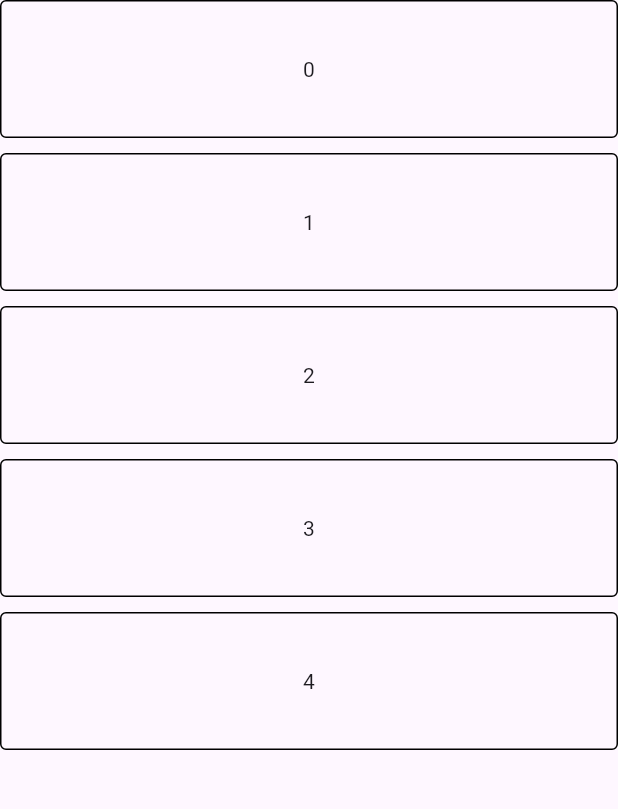
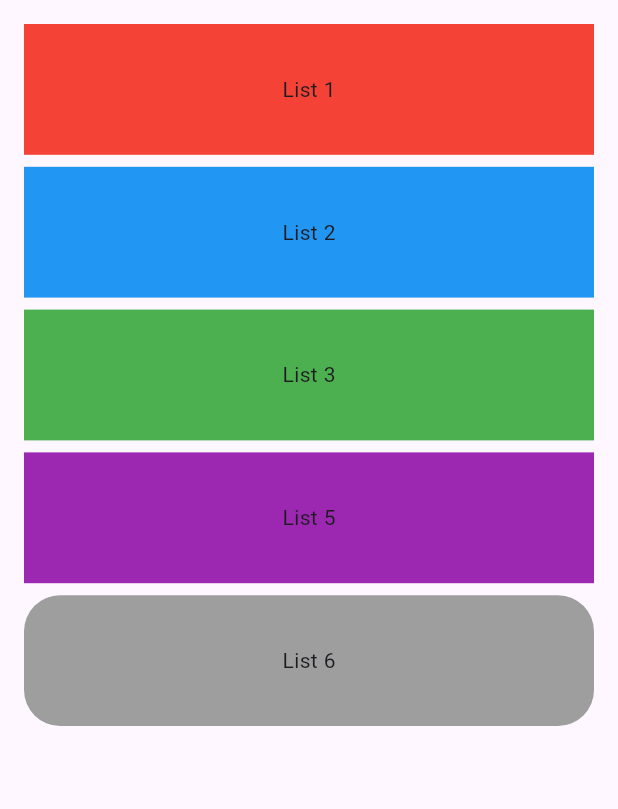
Before and after one commit to hongmono/listview_pageview, a Flutter app: the screen it shows after launch, on a phone screen of 412 x 824 dp, the part 84-893 px from its top. Run offline on Flutter 3.47's test engine with Material 2 defaults, Android fonts, the phone set to English and light mode, and no system bars.

Commit message:
feat: 뭔가 되는듯?

```diff
--- a/lib/card_view.dart
+++ b/lib/card_view.dart
@@ -6,11 +6,17 @@ class CardView extends StatefulWidget {
   const CardView({
     super.key,
     required this.children,
-    this.space,
-  });
+    required this.expandedChildren,
+    this.space = 8,
+    this.padding = EdgeInsets.zero,
+    this.duration = const Duration(milliseconds: 300),
+  }) : assert(children.length == expandedChildren.length);
 
-  final double? space;
   final List<Widget> children;
+  final List<Widget> expandedChildren;
+  final double space;
+  final EdgeInsets padding;
+  final Duration duration;
 
   @override
   State<CardView> createState() => _CardViewState();
@@ -31,22 +37,31 @@ class _CardViewState extends State<CardView> {
   @override
   Widget build(BuildContext context) {
     return LayoutBuilder(builder: (context, constraints) {
-      final listComponentHeight = (constraints.maxHeight - (widget.space ?? 0) * (widget.children.length - 1)) / widget.children.length;
-
       return IndexedStack(
         index: cardViewType.index,
         children: [
-          SizedBox(
-            height: constraints.maxHeight,
-            child: Stack(
+          Padding(
+            padding: widget.padding,
+            child: _buildListArea(constraints),
+          ),
+          _buildPageViewArea(constraints),
+        ],
+      );
+    });
+  }
+
+  Widget _buildListArea(BoxConstraints constraints) {
+    final listComponentHeight = (constraints.maxHeight - widget.padding.vertical - (widget.space) * (widget.children.length - 1)) / widget.children.length;
+
+    return Stack(
       children: List.generate(
-                5,
+        widget.children.length,
         (index) => AnimatedPositioned(
-                  duration: const Duration(milliseconds: 300),
-                  top: selectedIndex == index ? 0 : index * listComponentHeight + (widget.space ?? 0) * index,
+          duration: widget.duration,
+          top: selectedIndex == index ? 0 : index * listComponentHeight + widget.space * index,
           left: 0,
           right: 0,
-                  height: selectedIndex == index ? constraints.maxHeight : listComponentHeight,
+          height: selectedIndex == index ? constraints.maxHeight - widget.padding.vertical : listComponentHeight,
           onEnd: () {
             setState(() {
               if (selectedIndex == index) {
@@ -54,6 +69,13 @@ class _CardViewState extends State<CardView> {
               }
             });
           },
+          child: AnimatedOpacity(
+            opacity: selectedIndex == null
+                ? 1
+                : selectedIndex == index
+                    ? 1
+                    : 0,
+            duration: widget.duration,
             child: GestureDetector(
               onTap: () {
                 setState(() {
@@ -65,29 +87,21 @@ class _CardViewState extends State<CardView> {
                   }
                 });
               },
-                    child: AnimatedOpacity(
-                      opacity: selectedIndex == null
-                          ? 1
-                          : selectedIndex == index
-                              ? 1
-                              : 0,
-                      duration: const Duration(milliseconds: 300),
-                      child: DecoratedBox(
-                        decoration: BoxDecoration(
-                          border: Border.all(),
-                          borderRadius: BorderRadius.circular(4),
-                        ),
-                        child: Center(child: Text('$index')),
+              child: Stack(
+                children: [
+                  AnimatedOpacity(opacity: selectedIndex == null ? 1 : 0, duration: widget.duration, child: widget.children[index]),
+                  AnimatedOpacity(opacity: selectedIndex == null ? 0 : 1, duration: widget.duration, child: widget.expandedChildren[index]),
+                ],
               ),
             ),
           ),
         ),
       ),
-            ),
-          ),
-          SizedBox(
-            height: constraints.maxHeight,
-            child: PageView(
+    );
+  }
+
+  Widget _buildPageViewArea(BoxConstraints constraints) {
+    return PageView(
       controller: pageController,
       onPageChanged: (index) {
         setState(() {
@@ -96,7 +110,7 @@ class _CardViewState extends State<CardView> {
       },
       children: [
         ...List.generate(
-                  5,
+          widget.expandedChildren.length,
           (index) => GestureDetector(
             onTap: () {
               setState(() {
@@ -104,22 +118,13 @@ class _CardViewState extends State<CardView> {
                 selectedIndex = null;
               });
             },
-                    child: Container(
-                      decoration: BoxDecoration(
-                        border: Border.all(),
-                        borderRadius: BorderRadius.circular(4),
-                      ),
-                      child: Center(
-                        child: Text('$index'),
-                      ),
+            child: Padding(
+              padding: widget.padding,
+              child: widget.expandedChildren[index],
             ),
           ),
         ),
       ],
-            ),
-          ),
-        ],
     );
-    });
   }
 }
--- a/lib/main.dart
+++ b/lib/main.dart
@@ -40,29 +40,94 @@ class _MyHomePageState extends State<MyHomePage> {
         backgroundColor: Theme.of(context).colorScheme.inversePrimary,
         title: Text(widget.title),
       ),
-      body: Container(
+      body: ListView(
+        children: [
+          SizedBox(
             height: 500,
             child: CardView(
-          space: 10,
+              space: 8,
+              padding: const EdgeInsets.all(16),
+              expandedChildren: [
+                Container(
+                  color: Colors.red,
+                  child: const Center(
+                    child: Text('Expanded 1'),
+                  ),
+                ),
+                Container(
+                  color: Colors.blue,
+                  child: const Center(
+                    child: Text('Expanded 2'),
+                  ),
+                ),
+                Container(
+                  color: Colors.green,
+                  child: const Center(
+                    child: Text('Expanded 3'),
+                  ),
+                ),
+                Container(
+                  color: Colors.yellow,
+                  child: const Center(
+                    child: Text('Expanded 4'),
+                  ),
+                ),
+                Column(
+                  children: [
+                    Expanded(
+                      child: Container(
+                        decoration: BoxDecoration(
+                          borderRadius: BorderRadius.circular(24),
+                          color: Colors.grey,
+                        ),
+                        child: const Center(
+                          child: Text('Expanded 6'),
+                        ),
+                      ),
+                    ),
+                    TextButton(onPressed: () {}, child: const Text('asdf')),
+                  ],
+                ),
+              ],
               children: [
                 Container(
                   color: Colors.red,
+                  child: const Center(
+                    child: Text('List 1'),
+                  ),
                 ),
                 Container(
                   color: Colors.blue,
+                  child: const Center(
+                    child: Text('List 2'),
+                  ),
                 ),
                 Container(
                   color: Colors.green,
+                  child: const Center(
+                    child: Text('List 3'),
                   ),
-            Container(
-              color: Colors.yellow,
                 ),
                 Container(
                   color: Colors.purple,
+                  child: const Center(
+                    child: Text('List 5'),
+                  ),
+                ),
+                Container(
+                  decoration: BoxDecoration(
+                    borderRadius: BorderRadius.circular(24),
+                    color: Colors.grey,
+                  ),
+                  child: const Center(
+                    child: Text('List 6'),
+                  ),
                 ),
               ],
             ),
           ),
+        ],
+      ),
     );
   }
 }
```
Lines whose indentation alone changed are shown as unchanged.
